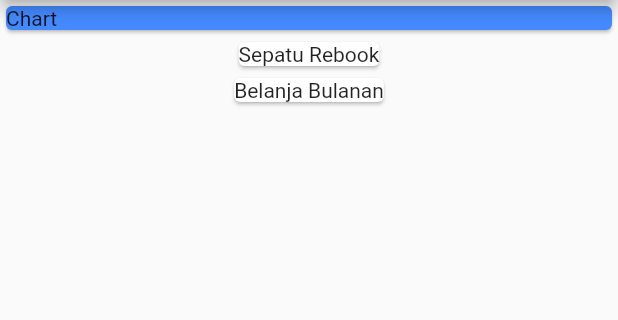
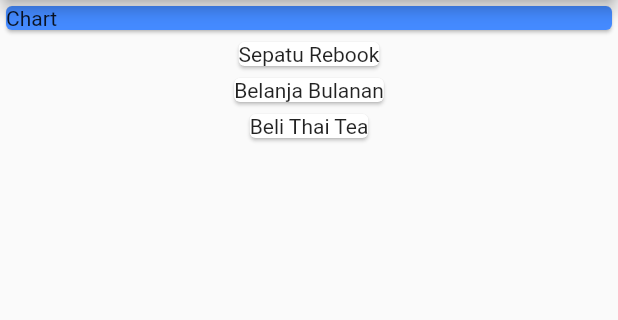
Before and after one commit to rizaljanuari/Monitoring-Pengeluaran, a Flutter app: the screen it shows after launch, on a phone screen of 412 x 824 dp, the part 84-404 px from its top. Run offline on Flutter 3.47's test engine with Material 2 defaults, Android fonts, the phone set to English and light mode, and no system bars.

Commit message:
Menambah dummy

```diff
--- a/lib/main.dart
+++ b/lib/main.dart
@@ -25,6 +25,12 @@ class MyHomepage extends StatelessWidget {
       id: "tx2",
       amount: 200000,
       title: "Belanja Bulanan",
+      date: DateTime.now(),
+    ),
+    Transaction(
+      id: "tx3",
+      amount: 8000,
+      title: "Beli Thai Tea",
       date: DateTime.now(),
     )
   ];
```
